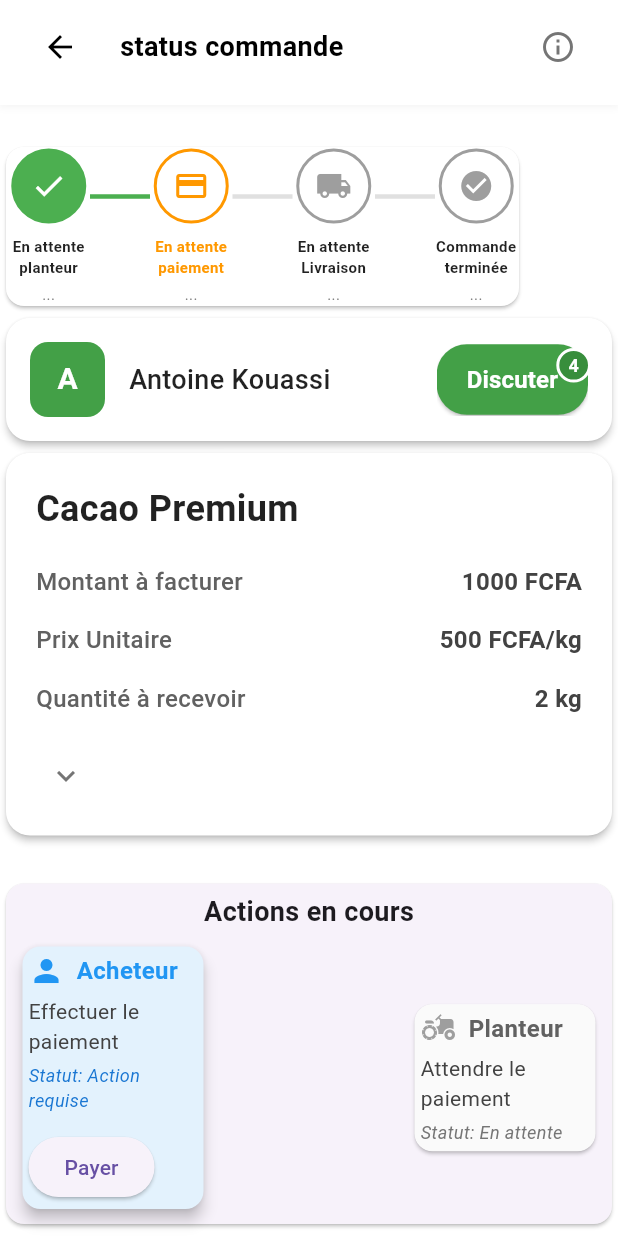
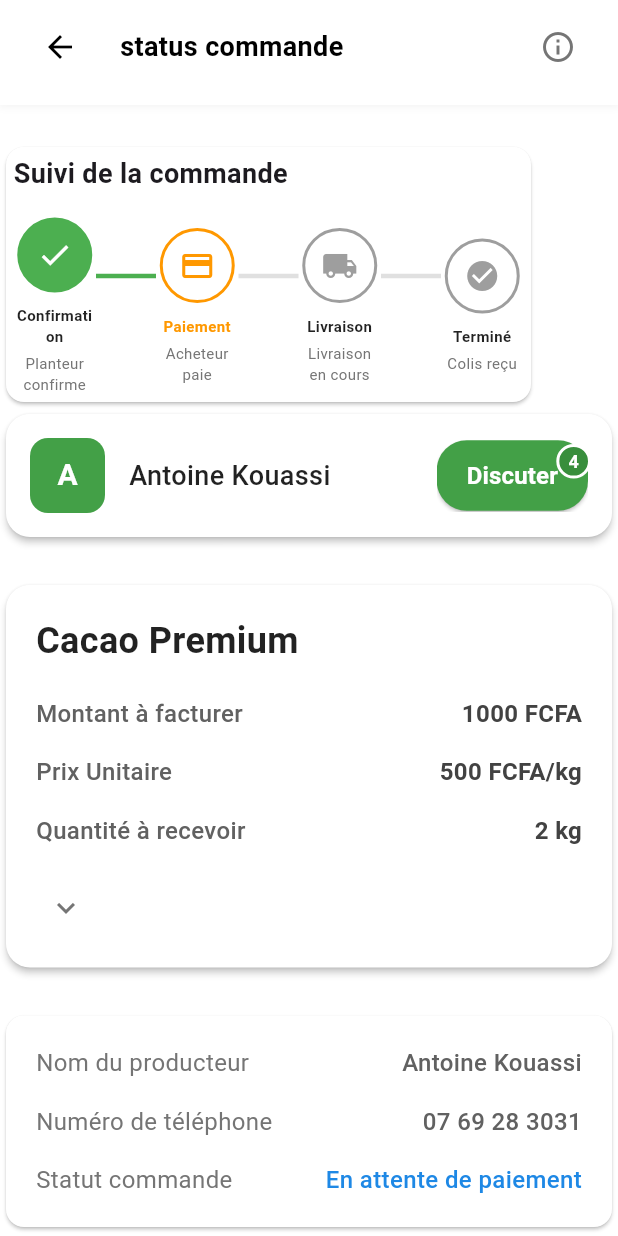
Before and after one commit to Alicheick225/agrobloc_flutter, a Flutter app: the OrderTrackingScreen screen opened directly, on a phone screen of 412 x 824 dp. Run offline on Flutter 3.47's test engine with Material 3 defaults, Android fonts, the phone set to English and light mode, and no system bars; our stand-ins replace image_picker; Roboto replaces fonts that are missing (Poppins).

Commit message:
feat(ordertracking):Front terminé

```diff
--- a/lib/core/features/Agrobloc/presentations/widgets/transactions/order tracking/Trackingpage.dart
+++ b/lib/core/features/Agrobloc/presentations/widgets/transactions/order tracking/Trackingpage.dart
@@ -39,7 +39,6 @@ class _OrderTrackingScreenState extends State<OrderTrackingScreen> {
     if (orderData == null) {
       return const Center(child: CircularProgressIndicator());
     }
-
 
     return Scaffold(
       backgroundColor: Colors.white,
--- a/lib/core/features/Agrobloc/presentations/widgets/transactions/order tracking/actioncard.dart
+++ b/lib/core/features/Agrobloc/presentations/widgets/transactions/order tracking/actioncard.dart
@@ -1,78 +1,72 @@
 import 'package:flutter/material.dart';
 
-class UserActionCard extends StatelessWidget {
-  final String userType;
-  final String action;
-  final String status;
-  final bool isActive;
-  final VoidCallback? onActionPressed;
-  final String? actionButtonText;
+enum ActionButtonType {
+  primary,
+  secondary,
+  danger,
+  success,
+}
 
-  const UserActionCard({
+class ActionButtonWidget extends StatelessWidget {
+  final String text;
+  final VoidCallback? onPressed;
+  final ActionButtonType type;
+  final bool isEnabled;
+  final double? width;
+  final double height;
+
+  const ActionButtonWidget({
     Key? key,
-    required this.userType,
-    required this.action,
-    required this.status,
-    required this.isActive,
-    this.onActionPressed,
-    this.actionButtonText,
+    required this.text,
+    this.onPressed,
+    this.type = ActionButtonType.primary,
+    this.isEnabled = true,
+    this.width,
+    this.height = 56,
   }) : super(key: key);
 
   @override
   Widget build(BuildContext context) {
-    return Card(
-      elevation: isActive ? 4 : 1,
-      color: isActive ? Colors.blue.shade50 : Colors.grey.shade50,
-      child: Padding(
-        padding: const EdgeInsets.all(4),
-        child: Column(
-          crossAxisAlignment: CrossAxisAlignment.start,
-          children: [
-            Row(
-              children: [
-                Icon(
-                  userType == 'Planteur' ? Icons.agriculture : Icons.person,
-                  color: isActive ? Colors.blue : Colors.grey,
-                ),
-                const SizedBox(width: 8),
-                Text(
-                  userType,
-                  style: TextStyle(
-                    fontSize: 16,
-                    fontWeight: FontWeight.bold,
-                    color: isActive ? Colors.blue : Colors.grey.shade700,
-                  ),
-                ),
-              ],
-            ),
-            const SizedBox(height: 5),
-            Text(
-              action,
-              style: TextStyle(
-                fontSize: 14,
-                color: Colors.grey.shade800,
-              ),
-            ),
-            const SizedBox(height: 4),
-            Text(
-              'Statut: $status',
-              style: TextStyle(
-                fontSize: 12,
-                fontStyle: FontStyle.italic,
-                color: isActive ? Colors.blue.shade700 : Colors.grey.shade600,
-              ),
-            ),
-            if (isActive && onActionPressed != null && actionButtonText != null)
-              Padding(
-                padding: const EdgeInsets.only(top: 12),
-                child: ElevatedButton(
-                  onPressed: onActionPressed,
-                  child: Text(actionButtonText!),
-                ),
-              ),
-          ],
+    return SizedBox(
+      width: width ?? double.infinity,
+      height: height,
+      child: ElevatedButton(
+        onPressed: isEnabled ? onPressed : null,
+        style: ElevatedButton.styleFrom(
+          backgroundColor: _getBackgroundColor(),
+          foregroundColor: Colors.white,
+          disabledBackgroundColor: Colors.grey.shade300,
+          disabledForegroundColor: Colors.grey.shade600,
+          elevation: 0,
+          shape: RoundedRectangleBorder(
+            borderRadius: BorderRadius.circular(16),
+          ),
+          padding: const EdgeInsets.symmetric(horizontal: 24, vertical: 16),
+        ),
+        child: Text(
+          text,
+          style: const TextStyle(
+            fontSize: 16,
+            fontWeight: FontWeight.w600,
+          ),
+          textAlign: TextAlign.center,
         ),
       ),
     );
   }
+
+  Color _getBackgroundColor() {
+    if (!isEnabled) return Colors.grey.shade300;
+
+    switch (type) {
+      case ActionButtonType.primary:
+        return Colors.blue.shade600;
+      case ActionButtonType.secondary:
+        return Colors.grey.shade600;
+      case ActionButtonType.danger:
+        return const Color(0xFFB85450); // Rouge brique comme dans l'image
+      case ActionButtonType.success:
+        return const Color(0xFF9CAF88); // Vert clair comme dans l'image
+    }
+  }
 }
--- a/lib/core/features/Agrobloc/presentations/widgets/transactions/order tracking/order_tracking_widget.dart
+++ b/lib/core/features/Agrobloc/presentations/widgets/transactions/order tracking/order_tracking_widget.dart
@@ -1,6 +1,7 @@
 import 'package:agrobloc/core/features/Agrobloc/presentations/widgets/transactions/order%20tracking/actioncard.dart';
 import 'package:agrobloc/core/features/Agrobloc/presentations/widgets/transactions/order%20tracking/discuterBouton.dart';
 import 'package:agrobloc/core/features/Agrobloc/presentations/widgets/transactions/order%20tracking/productInfo.dart';
+import 'package:agrobloc/core/features/Agrobloc/presentations/widgets/transactions/order%20tracking/producteur_info.dart';
 import 'package:flutter/material.dart';
 import 'package:agrobloc/core/features/Agrobloc/data/models/order_status.dart';
 
@@ -10,10 +11,10 @@ class OrderTrackingWidget extends StatelessWidget {
   final Function(OrderStatus)? onStatusUpdate;
 
 const OrderTrackingWidget({
-    super.key,
+  Key? key,
   required this.orderData,
-    this.onStatusUpdate,
-  });
+  required this.onStatusUpdate,
+}) : super(key: key);
 
   @override
 Widget build(BuildContext context) {
@@ -22,7 +23,7 @@ Widget build(BuildContext context) {
       crossAxisAlignment: CrossAxisAlignment.start,
       children: [
         const SizedBox(height: 24),
-        _buildStatusTimeline(),
+        _buildStatusTimeline(context),
         ChatWidget(
             userName: 'Antoine Kouassi',
             userInitial: 'A',
@@ -37,6 +38,7 @@ Widget build(BuildContext context) {
               );
             },
           ),
+        const SizedBox(height: 24),
         ProductInfoWidget(
           productName: 'Cacao Premium',
           totalAmount: '1000 FCFA',
@@ -48,26 +50,44 @@ Widget build(BuildContext context) {
           },
         ),
           const SizedBox(height: 24),
+          ProducerInfoWidget(
+            producerName: 'Antoine Kouassi',
+            phoneNumber: '07 69 28 3031',
+            orderStatus: orderData.currentStatus,
+          ),
+        const SizedBox(height: 24),
         _buildCurrentActions(),
-        const SizedBox(height: 24),
       ],
     ),
   );
 }
 
-
-  Widget _buildStatusTimeline() {
+Widget _buildOrderHeader() {
     return Card(
-      color: Colors.white,
       child: Padding(
-        padding: const EdgeInsets.all(1),
+        padding: const EdgeInsets.all(16),
         child: Column(
           crossAxisAlignment: CrossAxisAlignment.start,
           children: [
-            //const SizedBox(height: 0),
-            SingleChildScrollView(
-              scrollDirection: Axis.horizontal,
-              child: _buildHorizontalTimelineSteps(),
+            Text(
+              'Commande #${orderData.orderId}',
+              style: const TextStyle(
+                fontSize: 20,
+                fontWeight: FontWeight.bold,
+              ),
+            ),
+            const SizedBox(height: 8),
+            Text(
+              'Planteur: ${orderData.planteurName}',
+              style: const TextStyle(fontSize: 14),
+            ),
+            Text(
+              'Acheteur: ${orderData.acheteurName}',
+              style: const TextStyle(fontSize: 14),
+            ),
+            Text(
+              'Créée le: ${_formatDate(orderData.createdAt)}',
+              style: const TextStyle(fontSize: 14, color: Colors.grey),
             ),
           ],
         ),
@@ -75,14 +95,39 @@ Widget build(BuildContext context) {
     );
   }
 
-  Widget _buildHorizontalTimelineSteps() {
-    return Builder(
-      builder: (context) => Row(
+   Widget _buildStatusTimeline(BuildContext context) {
+    return Card(
+      color: Colors.white,
+      child: Padding(
+        padding: const EdgeInsets.all(05),
+        child: Column(
+          crossAxisAlignment: CrossAxisAlignment.start,
+          children: [
+            const Text(
+              'Suivi de la commande',
+              style: TextStyle(
+                fontSize: 18,
+                fontWeight: FontWeight.bold,
+              ),
+            ),
+            const SizedBox(height: 16),
+            SingleChildScrollView(
+              scrollDirection: Axis.horizontal,
+              child: _buildHorizontalTimelineSteps(context),
+            ),
+          ],
+        ),
+      ),
+    );
+  }
+
+   Widget _buildHorizontalTimelineSteps(BuildContext context) {
+    return Row(
       children: [
         _buildHorizontalStatusStep(
           context: context,
-            title: 'En attente planteur',
-            description: '...',
+          title: 'Confirmation',
+          description: 'Planteur confirme',
           isCompleted: _isStatusCompleted(OrderStatus.waitingPlanteurConfirmation),
           isActive: orderData.currentStatus == OrderStatus.waitingPlanteurConfirmation,
           isLast: false,
@@ -90,8 +135,8 @@ Widget build(BuildContext context) {
         ),
         _buildHorizontalStatusStep(
           context: context,
-            title: 'En attente paiement',
-            description: '...',
+          title: 'Paiement',
+          description: 'Acheteur paie',
           isCompleted: _isStatusCompleted(OrderStatus.waitingPayment),
           isActive: orderData.currentStatus == OrderStatus.waitingPayment,
           isLast: false,
@@ -100,8 +145,8 @@ Widget build(BuildContext context) {
         ),
         _buildHorizontalStatusStep(
           context: context,
-            title: 'En attente Livraison',
-            description: '...',
+          title: 'Livraison',
+          description: 'Livraison en cours',
           isCompleted: _isStatusCompleted(OrderStatus.waitingDelivery),
           isActive: orderData.currentStatus == OrderStatus.waitingDelivery,
           isLast: false,
@@ -110,8 +155,8 @@ Widget build(BuildContext context) {
         ),
         _buildHorizontalStatusStep(
           context: context,
-            title: 'Commande terminée',
-            description: '...',
+          title: 'Terminé',
+          description: 'Colis reçu',
           isCompleted: orderData.currentStatus == OrderStatus.completed,
           isActive: orderData.currentStatus == OrderStatus.completed,
           isLast: true,
@@ -119,7 +164,6 @@ Widget build(BuildContext context) {
           activeColor: Colors.green,
         ),
       ],
-      ),
     );
   }
 
@@ -198,107 +242,75 @@ Widget build(BuildContext context) {
 
   Widget _buildCurrentActions() {
     return Card(
+      color: Colors.white,
       child: Padding(
-        padding: const EdgeInsets.all(6),
+        padding: const EdgeInsets.all(16),
         child: Column(
-          crossAxisAlignment: CrossAxisAlignment.center,
+          crossAxisAlignment: CrossAxisAlignment.start,
           children: [
-            const Text(
-              'Actions en cours',
-              style: TextStyle(
-                fontSize: 18,
-                fontWeight: FontWeight.bold,
-              ),
-            ),
-            const SizedBox(height:6),
-            Row(
-              children: _getCurrentActionCards()
-                  .map((card) => Expanded(
-                        child: Padding(
-                          padding: const EdgeInsets.symmetric(horizontal: 1),
-                          child: card,
-                        ),
-                      ))
-                  .toList(),
-            ),
+            const SizedBox(height: 16),
+            ..._getCurrentActionButtons(),
           ],
         ),
       ),
     );
   }
 
-  List<Widget> _getCurrentActionCards() {
+
+  List<Widget> _getCurrentActionButtons() {
     switch (orderData.currentStatus) {
       case OrderStatus.waitingPlanteurConfirmation:
         return [
-          UserActionCard(
-            userType: 'Planteur',
-            action: 'Confirmer la commande',
-            status: 'Action requise',
-            isActive: true,
-            actionButtonText: 'Confirmer',
-            onActionPressed: () => onStatusUpdate?.call(OrderStatus.waitingPayment),
+          ActionButtonWidget(
+            text: 'Confirmer la commande',
+            type: ActionButtonType.success,
+            onPressed: () => onStatusUpdate?.call(OrderStatus.waitingPayment),
           ),
-          UserActionCard(
-            userType: 'Acheteur',
-            action: 'Attendre la confirmation',
-            status: 'En attente',
-            isActive: false,
+          const SizedBox(height: 12),
+          ActionButtonWidget(
+            text: 'Annuler la transaction',
+            type: ActionButtonType.danger,
+            onPressed: () => _showCancelDialog(),
           ),
         ];
 
       case OrderStatus.waitingPayment:
         return [
-          UserActionCard(
-            userType: 'Acheteur',
-            action: 'Effectuer le paiement',
-            status: 'Action requise',
-            isActive: true,
-            actionButtonText: 'Payer',
-            onActionPressed: () => onStatusUpdate?.call(OrderStatus.waitingDelivery),
+          ActionButtonWidget(
+            text: 'Faire le paiement',
+            type: ActionButtonType.success,
+            onPressed: () => onStatusUpdate?.call(OrderStatus.waitingDelivery),
           ),
-          const SizedBox(height: 8),
-          UserActionCard(
-            userType: 'Planteur',
-            action: 'Attendre le paiement',
-            status: 'En attente',
-            isActive: false,
+          const SizedBox(height: 12),
+          ActionButtonWidget(
+            text: 'Annuler la transaction',
+            type: ActionButtonType.danger,
+            onPressed: () => _showCancelDialog(),
           ),
         ];
 
       case OrderStatus.waitingDelivery:
         return [
-          UserActionCard(
-            userType: 'Planteur',
-            action: 'Confirmer la livraison',
-            status: 'Action requise',
-            isActive: true,
-            actionButtonText: 'Livré',
-            onActionPressed: () => _showDeliveryConfirmation(),
+          ActionButtonWidget(
+            text: 'Confirmer la livraison',
+            type: ActionButtonType.success,
+            onPressed: () => _showDeliveryConfirmation(),
           ),
-          const SizedBox(height: 8),
-          UserActionCard(
-            userType: 'Acheteur',
-            action: 'Confirmer la réception',
-            status: 'En attente de livraison',
-            isActive: false,
+          const SizedBox(height: 12),
+          ActionButtonWidget(
+            text: 'Signaler un problème',
+            type: ActionButtonType.danger,
+            onPressed: () => _showProblemDialog(),
           ),
         ];
 
       case OrderStatus.completed:
         return [
-          UserActionCard(
-            userType: 'Planteur',
-            action: 'Commande terminée',
-            status: 'Terminé',
-            isActive: false,
-          ),
-          const SizedBox(height: 8),
-          UserActionCard(
-            userType: 'Acheteur',
-            action: 'Commande reçue',
-            status: 'Terminé',
-            isActive: false,
+          ActionButtonWidget(
+            text: 'Commande terminée',
+            type: ActionButtonType.secondary,
+            isEnabled: false,
+            onPressed: null,
           ),
         ];
     }
@@ -318,9 +330,19 @@ Widget build(BuildContext context) {
   }
 
   void _showDeliveryConfirmation() {
-    // Ici vous pouvez ajouter une logique pour confirmer la livraison
-    // Par exemple, ouvrir un dialog de confirmation
     onStatusUpdate?.call(OrderStatus.completed);
   }
 
+  void _showCancelDialog() {
+    // Logique pour annuler la transaction
   }
+
+  void _showProblemDialog() {
+    // Logique pour signaler un problème
+  }
+
+  String _formatDate(DateTime date) {
+    return '${date.day}/${date.month}/${date.year} à ${date.hour}:${date.minute.toString().padLeft(2, '0')}';
+  }
+
+}
--- /dev/null
+++ b/lib/core/features/Agrobloc/presentations/widgets/transactions/order tracking/producteur_info.dart
@@ -0,0 +1,109 @@
+import 'package:flutter/material.dart';
+import 'package:agrobloc/core/features/Agrobloc/data/models/order_status.dart';
+
+class ProducerInfoWidget extends StatelessWidget {
+  final String producerName;
+  final String phoneNumber;
+  final OrderStatus orderStatus;
+
+  const ProducerInfoWidget({
+    Key? key,
+    required this.producerName,
+    required this.phoneNumber,
+    required this.orderStatus,
+  }) : super(key: key);
+
+  @override
+  Widget build(BuildContext context) {
+    return Card(
+      color: Colors.white,
+      elevation: 1,
+      shape: RoundedRectangleBorder(
+        borderRadius: BorderRadius.circular(12),
+      ),
+      child: Padding(
+        padding: const EdgeInsets.all(20),
+        child: Column(
+          children: [
+            _buildInfoRow(
+              'Nom du producteur',
+              producerName,
+              valueColor: Colors.grey.shade700,
+            ),
+            const SizedBox(height: 16),
+            _buildInfoRow(
+              'Numéro de téléphone',
+              phoneNumber,
+              valueColor: Colors.grey.shade700,
+            ),
+            const SizedBox(height: 16),
+            _buildInfoRow(
+              'Statut commande',
+              _getStatusText(orderStatus),
+              valueColor: _getStatusColor(orderStatus),
+            ),
+          ],
+        ),
+      ),
+    );
+  }
+
+  Widget _buildInfoRow(String label, String value, {Color? valueColor}) {
+    return Row(
+      mainAxisAlignment: MainAxisAlignment.spaceBetween,
+      crossAxisAlignment: CrossAxisAlignment.start,
+      children: [
+        Expanded(
+          flex: 2,
+          child: Text(
+            label,
+            style: TextStyle(
+              fontSize: 16,
+              color: Colors.grey.shade600,
+              fontWeight: FontWeight.w400,
+            ),
+          ),
+        ),
+        const SizedBox(width: 16),
+        Expanded(
+          flex: 2,
+          child: Text(
+            value,
+            textAlign: TextAlign.right,
+            style: TextStyle(
+              fontSize: 16,
+              color: valueColor ?? Colors.grey.shade800,
+              fontWeight: FontWeight.w500,
+            ),
+          ),
+        ),
+      ],
+    );
+  }
+
+  String _getStatusText(OrderStatus status) {
+    switch (status) {
+      case OrderStatus.waitingPlanteurConfirmation:
+        return 'En attente de confirmation';
+      case OrderStatus.waitingPayment:
+        return 'En attente de paiement';
+      case OrderStatus.waitingDelivery:
+        return 'En cours de livraison';
+      case OrderStatus.completed:
+        return 'Commande terminée';
+    }
+  }
+
+  Color _getStatusColor(OrderStatus status) {
+    switch (status) {
+      case OrderStatus.waitingPlanteurConfirmation:
+        return Colors.orange.shade600;
+      case OrderStatus.waitingPayment:
+        return Colors.blue.shade600;
+      case OrderStatus.waitingDelivery:
+        return Colors.purple.shade600;
+      case OrderStatus.completed:
+        return Colors.green.shade600;
+    }
+  }
+}
```
Lines whose indentation alone changed are shown as unchanged.
